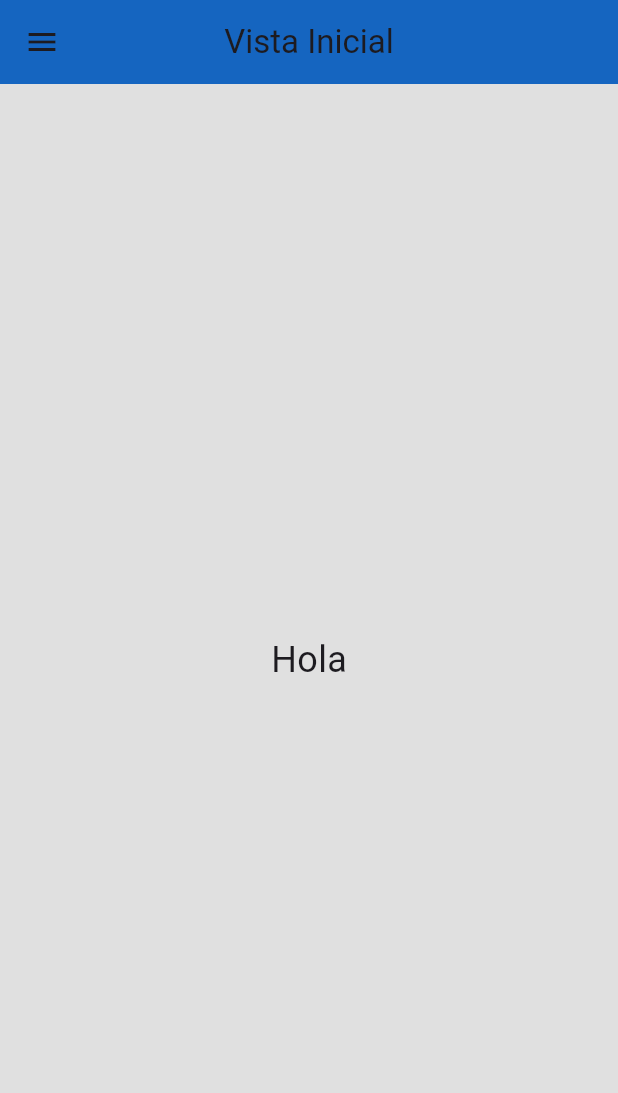
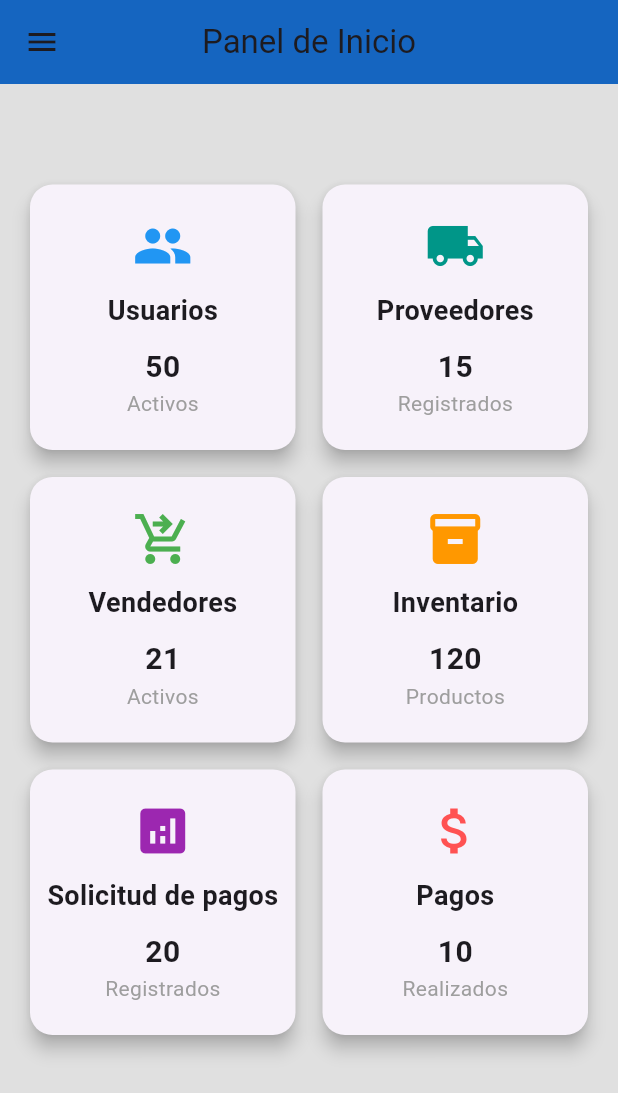
Before and after one commit to DuHuDiCo/appPNFlutter, a Flutter app: the VistaInicial screen opened by its route, on a phone screen of 412 x 824 dp. Shown: the top 1093 px of the screen. Run offline on Flutter 3.47's test engine with Material 3 defaults, Android fonts, the phone set to English and light mode, and no system bars.

Commit message:
panel de inicio

```diff
--- a/pn_movil/lib/view/login.dart
+++ b/pn_movil/lib/view/login.dart
@@ -16,7 +16,10 @@ class Login extends StatelessWidget {
           physics: const BouncingScrollPhysics(),
           child: Column(
             children: [
-              const SizedBox(height: 250),
+              const SizedBox(height: 150),
+              Stack(
+                clipBehavior: Clip.none,
+                children: [
                   CardContainer(
                     child: Column(
                       children: [
@@ -32,6 +35,14 @@ class Login extends StatelessWidget {
                         ),
                       ],
                     ),
+                  ),
+                  const Positioned(
+                    top: -50,
+                    left: 0,
+                    right: 0,
+                    child: HeaderIcon(),
+                  ),
+                ],
               ),
               const SizedBox(height: 50),
             ],
--- a/pn_movil/lib/view/vista_inicial.dart
+++ b/pn_movil/lib/view/vista_inicial.dart
@@ -8,15 +8,120 @@ class VistaInicial extends StatelessWidget {
   Widget build(BuildContext context) {
     return Scaffold(
       appBar: AppBar(
-        title: const Text('Vista Inicial'),
+        title: const Text('Panel de Inicio'),
         backgroundColor: Colors.blue[800],
         centerTitle: true,
       ),
       drawer: const CustomDrawer(),
-      body: const Center(
-        child: Text(
-          'Hola',
-          style: TextStyle(fontSize: 24),
+      body: Padding(
+        padding: const EdgeInsets.all(16.0),
+        child: Column(
+          crossAxisAlignment: CrossAxisAlignment.start,
+          children: [
+            const Text(
+              '',
+              style: TextStyle(fontSize: 22, fontWeight: FontWeight.bold),
+            ),
+            const SizedBox(height: 16),
+            Expanded(
+              child: GridView.count(
+                crossAxisCount: 2,
+                crossAxisSpacing: 10,
+                mainAxisSpacing: 10,
+                children: [
+                  _buildModuleCard(
+                    icon: Icons.people,
+                    label: 'Usuarios',
+                    color: Colors.blue,
+                    statsLabel: 'Activos',
+                    statsValue: '50',
+                    onTap: () {},
+                  ),
+                  _buildModuleCard(
+                    icon: Icons.local_shipping,
+                    label: 'Proveedores',
+                    color: Colors.teal,
+                    statsLabel: 'Registrados',
+                    statsValue: '15',
+                    onTap: () {},
+                  ),
+                  _buildModuleCard(
+                    icon: Icons.shopping_cart_checkout,
+                    label: 'Vendedores',
+                    color: Colors.green,
+                    statsLabel: 'Activos',
+                    statsValue: '21',
+                    onTap: () {},
+                  ),
+                  _buildModuleCard(
+                    icon: Icons.inventory,
+                    label: 'Inventario',
+                    color: Colors.orange,
+                    statsLabel: 'Productos',
+                    statsValue: '120',
+                    onTap: () {},
+                  ),
+                  _buildModuleCard(
+                    icon: Icons.analytics,
+                    label: 'Solicitud de pagos',
+                    color: Colors.purple,
+                    statsLabel: 'Registrados',
+                    statsValue: '20',
+                    onTap: () {},
+                  ),
+                  _buildModuleCard(
+                    icon: Icons.attach_money,
+                    label: 'Pagos',
+                    color: Colors.redAccent,
+                    statsLabel: 'Realizados',
+                    statsValue: '10',
+                    onTap: () {},
+                  ),
+                ],
+              ),
+            ),
+          ],
+        ),
+      ),
+    );
+  }
+
+  Widget _buildModuleCard({
+    required IconData icon,
+    required String label,
+    required Color color,
+    required String statsLabel,
+    required String statsValue,
+    required VoidCallback onTap,
+  }) {
+    return GestureDetector(
+      onTap: onTap,
+      child: Card(
+        elevation: 5,
+        shape: RoundedRectangleBorder(borderRadius: BorderRadius.circular(15)),
+        child: Padding(
+          padding: const EdgeInsets.all(10),
+          child: Column(
+            mainAxisAlignment: MainAxisAlignment.center,
+            children: [
+              Icon(icon, size: 40, color: color),
+              const SizedBox(height: 10),
+              Text(
+                label,
+                style: TextStyle(fontSize: 18, fontWeight: FontWeight.w600),
+              ),
+              const SizedBox(height: 10),
+              Text(
+                statsValue,
+                style:
+                    const TextStyle(fontSize: 20, fontWeight: FontWeight.bold),
+              ),
+              Text(
+                statsLabel,
+                style: const TextStyle(color: Colors.grey),
+              ),
+            ],
+          ),
         ),
       ),
     );
--- a/pn_movil/lib/widgets/background.dart
+++ b/pn_movil/lib/widgets/background.dart
@@ -10,24 +10,13 @@ class Background extends StatelessWidget {
     return SizedBox(
       width: double.infinity,
       height: double.infinity,
-      child: Stack(
-        clipBehavior: Clip.none,
-        children: [
-          child,
-          const Positioned(
-            top: 200,
-            left: 0,
-            right: 0,
-            child: _HeaderIcon(),
-          ),
-        ],
-      ),
+      child: child,
     );
   }
 }
 
-class _HeaderIcon extends StatelessWidget {
-  const _HeaderIcon({
+class HeaderIcon extends StatelessWidget {
+  const HeaderIcon({
     super.key,
   });
 
--- a/pn_movil/lib/widgets/drawer.dart
+++ b/pn_movil/lib/widgets/drawer.dart
@@ -67,7 +67,8 @@ class CustomDrawer extends StatelessWidget {
                 Padding(
                   padding: const EdgeInsets.only(left: 16.0),
                   child: ListTile(
-                    leading: const Icon(Icons.superscript, color: Colors.white),
+                    leading:
+                        const Icon(Icons.local_shipping, color: Colors.white),
                     title: const Text('Proveedores',
                         style: TextStyle(color: Colors.white)),
                     onTap: () {
```
Lines whose indentation alone changed are shown as unchanged.
